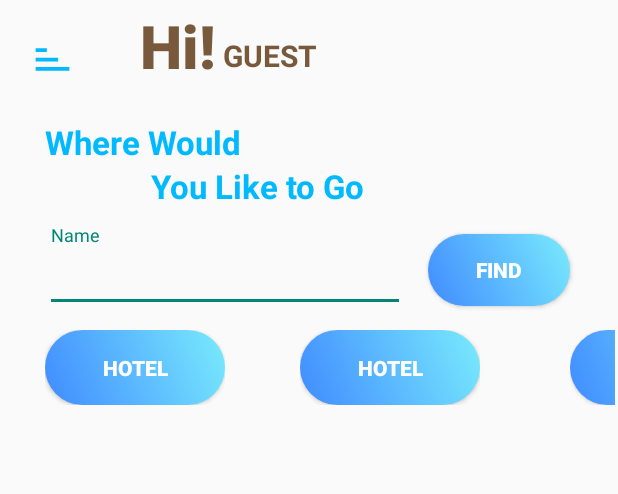
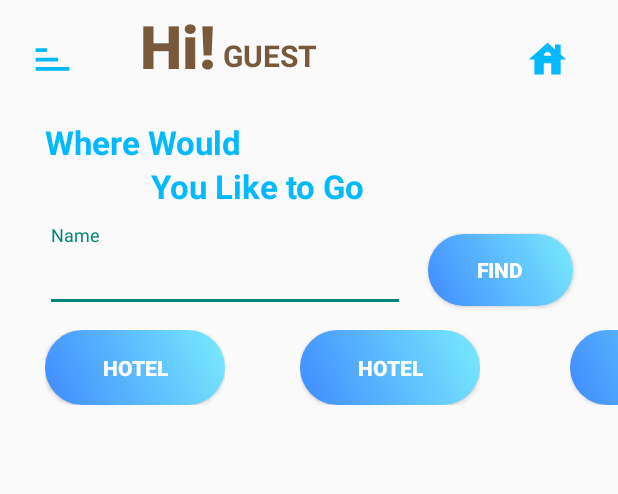
Before and after one commit to Gradi0us/DuAn1_HOMEBOOK, an Android app: the layout mainscreen.xml on its own in the app's theme, with its tools: preview values and no code run, on a phone screen of 412 x 824 dp. Shown: the top 494 px of the screen. Run offline under Robolectric (Android 15) with nearby library versions, the phone set to English and light mode, and no system bars.

Commit message:
Hieund Model

```diff
--- a/HOMEBOOK/app/build.gradle
+++ b/HOMEBOOK/app/build.gradle
@@ -35,6 +35,7 @@ dependencies {
     implementation 'androidx.constraintlayout:constraintlayout:2.1.4'
     implementation 'androidx.lifecycle:lifecycle-viewmodel-ktx:2.5.1'
     implementation 'androidx.navigation:navigation-fragment:2.4.1'
+    implementation 'de.hdodenhof:circleimageview:3.1.0'
     testImplementation 'junit:junit:4.13.2'
     androidTestImplementation 'androidx.test.ext:junit:1.1.3'
     androidTestImplementation 'androidx.test.espresso:espresso-core:3.4.0'
--- a/HOMEBOOK/app/src/main/res/layout/activity_bottom_nav.xml
+++ b/HOMEBOOK/app/src/main/res/layout/activity_bottom_nav.xml
@@ -6,8 +6,8 @@
     android:layout_width="match_parent"
     android:layout_height="match_parent"
     tools:context=".activity.BottomNavActivity">
-    <include
-        layout="@layout/mainscreen"/>
+<!--    <include-->
+<!--        layout="@layout/mainscreen"/>-->
 
     <FrameLayout
         android:id="@+id/frame"
--- a/HOMEBOOK/app/src/main/res/layout/fragment_find.xml
+++ b/HOMEBOOK/app/src/main/res/layout/fragment_find.xml
@@ -1,9 +1,10 @@
-<LinearLayout xmlns:android="http://schemas.android.com/apk/res/android"
+<ScrollView xmlns:android="http://schemas.android.com/apk/res/android"
     xmlns:app="http://schemas.android.com/apk/res-auto"
     xmlns:tools="http://schemas.android.com/tools"
     style="@style/loginCard"
     app:cardCornerRadius="20dp"
     android:elevation="5dp"
+    android:scrollbarStyle="outsideOverlay"
     android:layout_gravity="center"
     android:layout_marginBottom="20dp"
     android:background="@color/white"
@@ -14,4 +15,5 @@
 
 
 
-</LinearLayout>
+
+</ScrollView>
--- a/HOMEBOOK/app/src/main/res/layout/mainscreen.xml
+++ b/HOMEBOOK/app/src/main/res/layout/mainscreen.xml
@@ -4,16 +4,20 @@
 <!--     android:layout_height="match_parent"> -->
 <!--      -->
 <!-- </ScrollView> -->
-<LinearLayout
+<androidx.constraintlayout.widget.ConstraintLayout
     android:layout_width="match_parent"
-    android:layout_height="wrap_content"
+    android:layout_height="match_parent"
     xmlns:android="http://schemas.android.com/apk/res/android"
     xmlns:app="http://schemas.android.com/apk/res-auto"
     xmlns:tools="http://schemas.android.com/tools">
     <androidx.drawerlayout.widget.DrawerLayout
         android:id="@+id/drawer_layout"
-        android:layout_width="410dp"
-        android:layout_height="1000dp">
+        android:layout_width="match_parent"
+        app:layout_constraintBottom_toBottomOf="parent"
+        app:layout_constraintLeft_toLeftOf="parent"
+        app:layout_constraintRight_toRightOf="parent"
+        app:layout_constraintTop_toTopOf="parent"
+        android:layout_height="match_parent">
 
         <com.google.android.material.navigation.NavigationView
             android:id="@+id/navigation_view"
@@ -64,13 +68,12 @@
                     android:textSize="20sp"
                     android:textStyle="bold" />
 
-                <!--            <de.hdodenhof.circleimageview.CircleImageView-->
-                <!--                android:id="@+id/avtar"-->
-                <!--                android:layout_width="30dp"-->
-                <!--                android:layout_height="30dp"-->
-                <!--                android:layout_centerVertical="true"-->
-                <!--                android:layout_marginLeft="350dp"-->
-                <!--                android:src="@drawable/ic_baseline_house_24" />-->
+                <ImageView
+                                android:layout_width="30dp"
+                                android:layout_height="30dp"
+                                android:layout_centerVertical="true"
+                                android:layout_marginLeft="350dp"
+                                android:src="@drawable/ic_baseline_house_24" />
             </RelativeLayout>
 
             <LinearLayout
@@ -591,4 +594,4 @@
             </RelativeLayout>
         </LinearLayout>
     </androidx.drawerlayout.widget.DrawerLayout>
-</LinearLayout>
+</androidx.constraintlayout.widget.ConstraintLayout>
```
